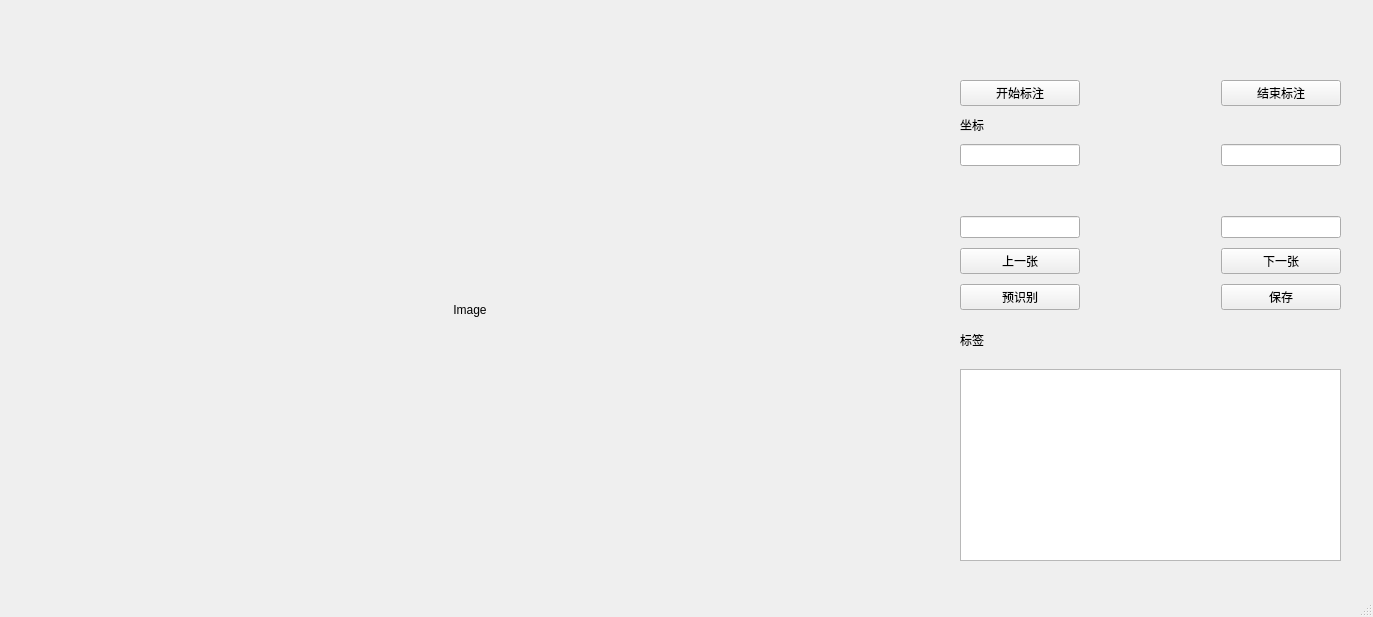
Above: MainWindow.ui from curiosity654/Tag-Tool before the change. Below: the same form after it.
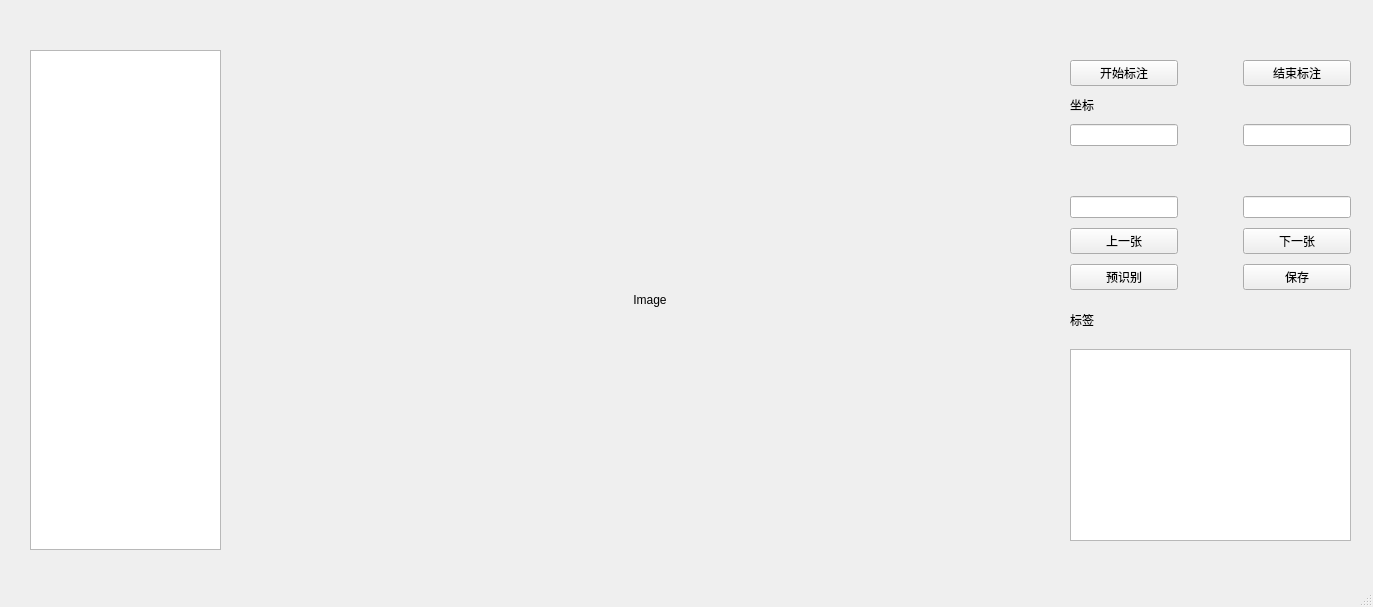
That is the form after the change.

Commit message: designed class LabelItem, and added listwidget

Patch:
```diff
--- a/MainWindow.ui
+++ b/MainWindow.ui
@@ -7,7 +7,7 @@
     <x>0</x>
     <y>0</y>
     <width>1373</width>
-    <height>617</height>
+    <height>607</height>
    </rect>
   </property>
   <property name="windowTitle">
@@ -17,8 +17,8 @@
    <widget class="QLabel" name="LabelImage">
     <property name="geometry">
      <rect>
-      <x>60</x>
-      <y>60</y>
+      <x>240</x>
+      <y>50</y>
       <width>820</width>
       <height>500</height>
      </rect>
@@ -33,9 +33,9 @@
    <widget class="QWidget" name="formLayoutWidget">
     <property name="geometry">
      <rect>
-      <x>960</x>
-      <y>80</y>
-      <width>381</width>
+      <x>1070</x>
+      <y>60</y>
+      <width>281</width>
       <height>481</height>
      </rect>
     </property>
@@ -166,6 +166,16 @@
      </item>
     </layout>
    </widget>
+   <widget class="QListWidget" name="listWidget">
+    <property name="geometry">
+     <rect>
+      <x>30</x>
+      <y>50</y>
+      <width>191</width>
+      <height>500</height>
+     </rect>
+    </property>
+   </widget>
   </widget>
   <widget class="QStatusBar" name="statusbar"/>
  </widget>
```
The commit also changes 12 other files.
